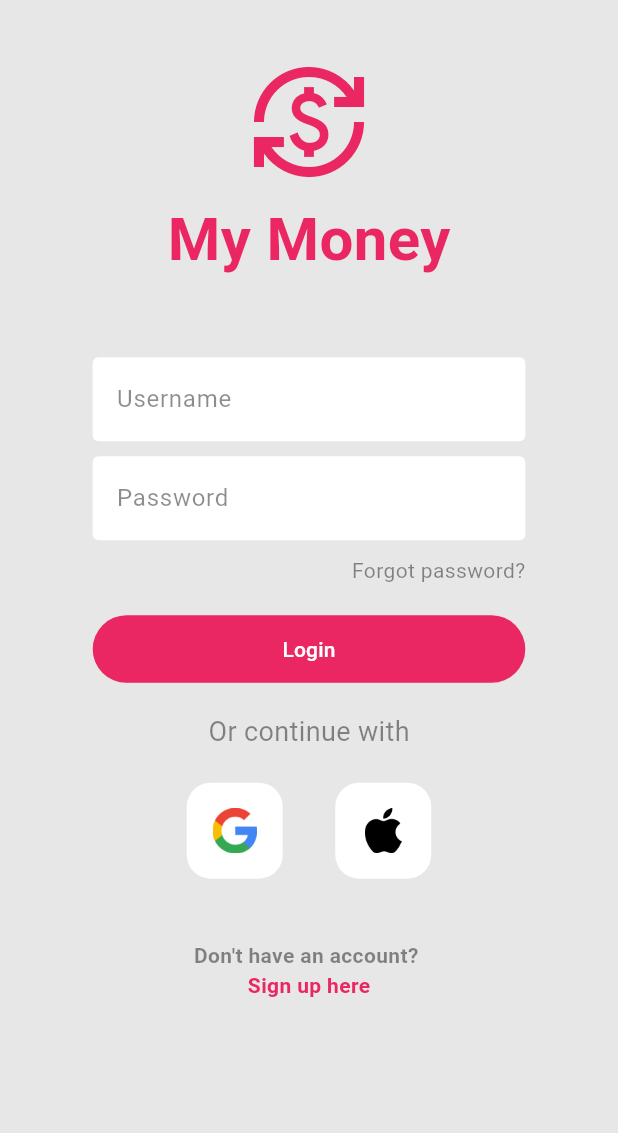
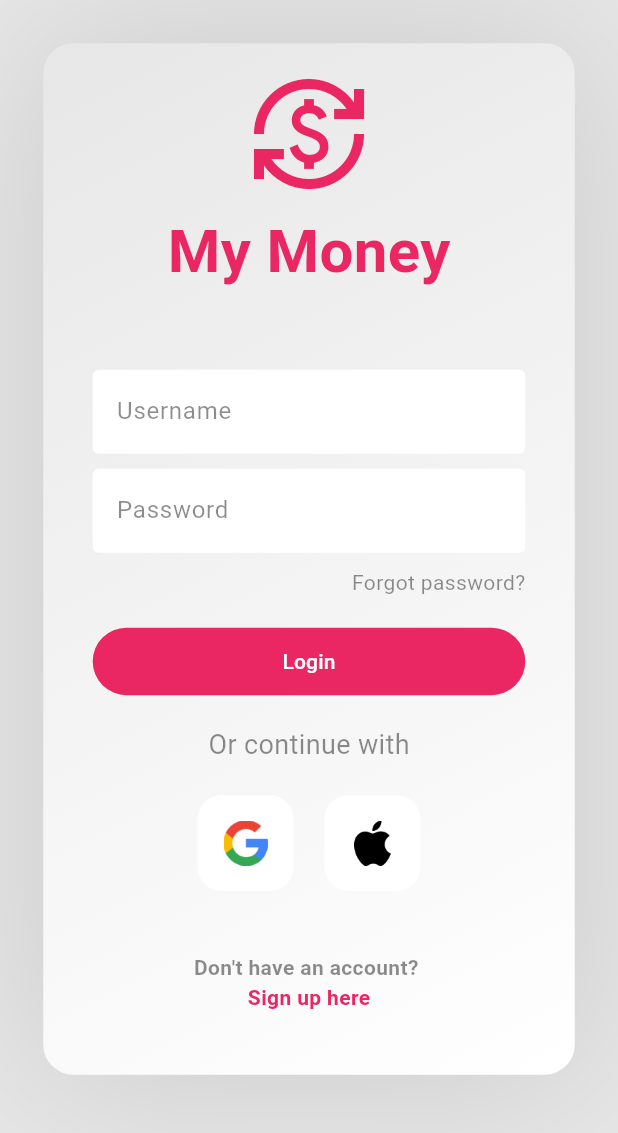
Before and after one commit to RadiHaz/my_money, a Flutter app: the screen it shows after launch, on a phone screen of 412 x 824 dp. Shown: the top 1133 px of the screen. Run offline on Flutter 3.47's test engine with Material 2 defaults, Android fonts, the phone set to English and light mode, and no system bars.

Commit message:
feat: added dio lib + more style tweaks (looking good and responsive!)

```diff
--- a/lib/src/modules/login/page/login_page.dart
+++ b/lib/src/modules/login/page/login_page.dart
@@ -37,31 +37,31 @@ class _LoginPageState extends State<LoginPage> {
   _defineLayout() {
     //if isSmallScreen buttonDirection = Column
     // else buttonDirection = Row
-    const colChildren = [
-      ButtonTile(imagePath: 'lib/images/google.png'),
+    var colChildren = [
+      const ButtonTile(imagePath: 'lib/images/google.png'),
       SizedBox(
-        height: 35,
+        height: _screenHeight * 0.4,
       ),
-      ButtonTile(
+      const ButtonTile(
         imagePath: 'lib/images/apple.png',
       )
     ];
 
-    const rowChildren = [
-      ButtonTile(imagePath: 'lib/images/google.png'),
+    var rowChildren = [
+      const ButtonTile(imagePath: 'lib/images/google.png'),
       SizedBox(
-        width: 35,
+        width: _screenWidth * 0.05,
       ),
-      ButtonTile(
+      const ButtonTile(
         imagePath: 'lib/images/apple.png',
       )
     ];
 
-    const columnLayout = Column(
+    var columnLayout = Column(
       mainAxisAlignment: MainAxisAlignment.center,
       children: colChildren,
     );
-    const rowLayout = Row(
+    var rowLayout = Row(
       mainAxisAlignment: MainAxisAlignment.center,
       children: rowChildren,
     );
@@ -100,12 +100,29 @@ class _LoginPageState extends State<LoginPage> {
             body: SingleChildScrollView(
               child: SafeArea(
                   child: SizedBox(
-                width: screenWidth,
+                width: _screenWidth,
+                child: Padding(
+                  padding: EdgeInsets.all(resolvedWidth - (resolvedWidth * .9)),
+                  child: Container(
+                    decoration: const BoxDecoration(
+                        borderRadius: BorderRadius.all(Radius.circular(20.0)),
+                        shape: BoxShape.rectangle,
+                        gradient: LinearGradient(
+                          colors: [
+                            AppColors.appPageBackground,
+                            AppColors.inputBackground
+                          ],
+                          begin: Alignment.topLeft,
+                          end: Alignment.bottomRight,
+                        ),
+                        boxShadow: [BoxShadow(color: AppColors.containerShadow, spreadRadius: 5, blurRadius: 100, offset: Offset(0, 0))]
+                    ),
                     child: Center(
                       child: Padding(
                         padding: EdgeInsets.only(
-                      top: screenHeight * 0.05,
-                    ),
+                            top: _screenHeight * 0.025,
+                            left: resolvedWidth - (resolvedWidth * 0.9),
+                            right: resolvedWidth - (resolvedWidth * 0.9)),
                         child: SizedBox(
                           width: resolvedWidth,
                           child: Column(
@@ -158,22 +175,25 @@ class _LoginPageState extends State<LoginPage> {
                                 const Text(
                                   'Or continue with',
                                   style: TextStyle(
-                                  fontSize: 18, color: AppColors.secondaryText),
+                                      fontSize: 18,
+                                      color: AppColors.secondaryText),
                                 ),
                                 SizedBox(
-                              height: screenHeight * 0.025,
+                                  height: _screenHeight * 0.025,
                                 ),
                                 _defineLayout(),
                                 SizedBox(
-                              height: screenHeight * 0.05,
+                                  height: _screenHeight * 0.05,
                                 ),
                                 GestureDetector(
                                     onTap: () {}, child: const RegisterLink()),
                                 SizedBox(
-                              height: screenHeight * 0.05,
+                                  height: _screenHeight * 0.05,
                                 )
                                 //row (Google, Apple)
                               ]),
+                        ),
+                      ),
                     ),
                   ),
                 ),
--- a/lib/src/shared/colors/app_colors.dart
+++ b/lib/src/shared/colors/app_colors.dart
@@ -9,4 +9,5 @@ class AppColors {
   static const Color secondaryText = Colors.black45;
   static const Color inputBackground = Colors.white;
   static const Color inputBorder = Colors.white10;
+  static const Color containerShadow = Colors.black12;
 }
--- a/pubspec.yaml
+++ b/pubspec.yaml
@@ -30,14 +30,13 @@ environment:
 dependencies:
   flutter:
     sdk: flutter
-
-
   # The following adds the Cupertino Icons font to your application.
   # Use with the CupertinoIcons class for iOS style icons.
   cupertino_icons: ^1.0.2
   flutter_mobx: ^2.0.6+5
   mobx: ^2.2.0
   gradient_borders: ^1.0.0
+  dio: ^4.0.6
 
 dev_dependencies:
   flutter_test:
```
Also changed, not shown: pubspec.lock. Lines whose indentation alone changed are shown as unchanged.
